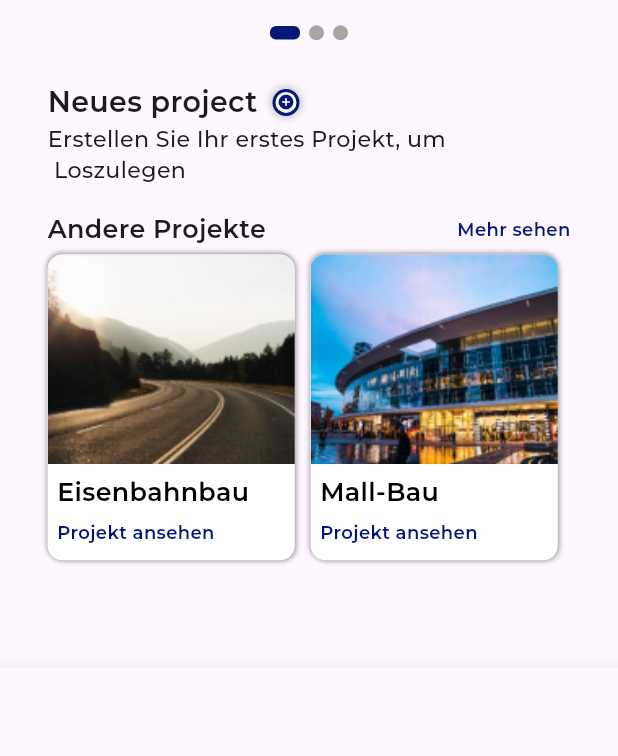
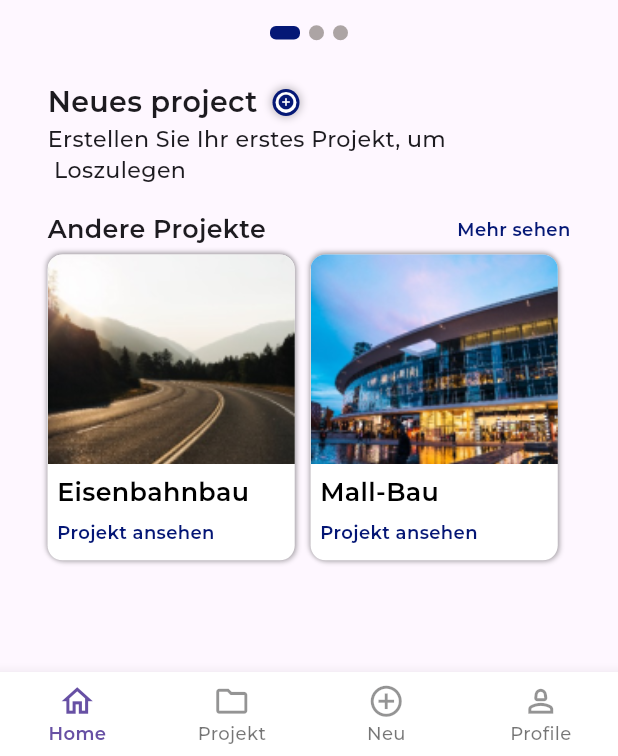
Before and after one commit to Temesgenzewude/construction_app, a Flutter app: the PremiumPlanScreen screen opened by its route, after a tap on "Plan starten", on a phone screen of 412 x 824 dp, the part 480-1236 px from its top. Run offline on Flutter 3.47's test engine with Material 3 defaults, Android fonts, the phone set to English and light mode, and no system bars; our stand-ins replace country_code_picker, country_picker, dotted_border, flutter_hooks, flutter_svg, go_router and 3 more; project files that could hold a hidden picture were left out.

Commit message:
fix lint issues context.go issues hook issues and add dashboard screen

```diff
--- a/lib/src/features/Home/presentation/screens/home_screen.dart
+++ b/lib/src/features/Home/presentation/screens/home_screen.dart
@@ -244,34 +244,6 @@ class HomeScreen extends HookWidget {
           ],
         ),
       ),
-      bottomNavigationBar: BottomNavigationBar(
-        items: const [
-          BottomNavigationBarItem(
-              icon: Icon(
-                Icons.home_outlined,
-                size: 25,
-              ),
-              label: 'Home'),
-          BottomNavigationBarItem(
-              icon: Icon(
-                Icons.folder_outlined,
-                size: 25,
-              ),
-              label: 'Projekt'),
-          BottomNavigationBarItem(
-              icon: Icon(
-                Icons.add_circle_outline_outlined,
-                size: 25,
-              ),
-              label: 'Neu'),
-          BottomNavigationBarItem(
-              icon: Icon(
-                Icons.person_2_outlined,
-                size: 25,
-              ),
-              label: 'Profile')
-        ],
-      ),
     );
   }
 }
--- a/lib/src/features/Home/presentation/widgets/project_card.dart
+++ b/lib/src/features/Home/presentation/widgets/project_card.dart
@@ -80,7 +80,7 @@ class ProjectCard extends StatelessWidget {
               highlightColor: Colors.transparent,
               hoverColor: Colors.transparent,
               onTap: () {
-                context.go('/${AppRoutes.SampleProjectScreen.name}');
+                context.pushNamed(AppRoutes.SampleProjectScreen.name);
               },
               child: const Text(
                 'Projekt ansehen',
--- a/lib/src/features/authentication/presentation/screens/login_screen.dart
+++ b/lib/src/features/authentication/presentation/screens/login_screen.dart
@@ -116,7 +116,7 @@ class LoginScreen extends HookWidget {
               SizedBox(height: AppSizer.getHeight(context, 30.0)),
               CustomButton(
                 onTap: () {
-                  context.goNamed(AppRoutes.HomeScreen.name);
+                  context.goNamed(AppRoutes.DashboardScreen.name);
                 },
                 buttonName: 'Anmeldung',
                 topbottom: 15,
--- a/lib/src/features/authentication/presentation/screens/premium_plan_screen.dart
+++ b/lib/src/features/authentication/presentation/screens/premium_plan_screen.dart
@@ -82,7 +82,7 @@ class PremiumPlanScreen extends StatelessWidget {
             ),
             CustomButton(
               onTap: () {
-                context.goNamed(AppRoutes.HomeScreen.name);
+                context.goNamed(AppRoutes.DashboardScreen.name);
               },
               buttonName: 'Plan starten',
               topbottom: 15,
--- /dev/null
+++ b/lib/src/features/dashboard/presentation/screens/dashboard.dart
@@ -0,0 +1,75 @@
+import 'package:construction_app/src/features/Home/presentation/screens/home_screen.dart';
+import 'package:construction_app/src/features/project/presentation/screens/create_project_screen.dart';
+import 'package:construction_app/src/features/project/presentation/screens/projects_screen.dart';
+import 'package:flutter/material.dart';
+import 'package:flutter_hooks/flutter_hooks.dart';
+
+class DashboardScreen extends HookWidget {
+  const DashboardScreen({Key? key}) : super(key: key);
+
+  @override
+  Widget build(BuildContext context) {
+    List<Widget> pages = [
+      const HomeScreen(),
+      const ProjectsScreen(),
+      const CreateProjectScreen(),
+      const Scaffold(
+        body: Center(child: Text("Profile Screen")),
+      )
+    ];
+
+    final selectedPageIndex = useState(0);
+
+    return Scaffold(
+      body: pages[selectedPageIndex.value],
+      bottomNavigationBar: BottomNavigationBar(
+        onTap: (int index) {
+          selectedPageIndex.value = index;
+        },
+        currentIndex: selectedPageIndex.value,
+        selectedLabelStyle: const TextStyle(
+          fontSize: 12,
+          fontWeight: FontWeight.w600,
+          color: Colors.black,
+        ),
+        unselectedLabelStyle: const TextStyle(
+          fontSize: 12,
+          fontWeight: FontWeight.w400,
+          color: Color.fromARGB(115, 18, 17, 17),
+        ),
+        showUnselectedLabels: true,
+        type: BottomNavigationBarType.fixed,
+        backgroundColor: Colors.white,
+        unselectedIconTheme:
+            const IconThemeData(color: Color.fromARGB(115, 18, 17, 17)),
+        iconSize: 25,
+        items: const [
+          BottomNavigationBarItem(
+              icon: Icon(
+                Icons.home_outlined,
+                size: 25,
+              ),
+              label: 'Home'),
+          BottomNavigationBarItem(
+              icon: Icon(
+                Icons.folder_outlined,
+                size: 25,
+              ),
+              label: 'Projekt'),
+          BottomNavigationBarItem(
+              icon: Icon(
+                Icons.add_circle_outline_outlined,
+                size: 25,
+              ),
+              label: 'Neu'),
+          BottomNavigationBarItem(
+              icon: Icon(
+                Icons.person_2_outlined,
+                size: 25,
+              ),
+              label: 'Profile')
+        ],
+      ),
+    );
+  }
+}
--- a/lib/src/routing/main_router.dart
+++ b/lib/src/routing/main_router.dart
@@ -4,6 +4,7 @@ import 'package:construction_app/src/features/authentication/presentation/screen
 import 'package:construction_app/src/features/authentication/presentation/screens/premium_plan_screen.dart';
 import 'package:construction_app/src/features/authentication/presentation/screens/signup_first_screen.dart';
 import 'package:construction_app/src/features/authentication/presentation/screens/signup_second_screen.dart';
+import 'package:construction_app/src/features/dashboard/presentation/screens/dashboard.dart';
 import 'package:construction_app/src/features/help/presentation/screens/help_screen.dart';
 import 'package:construction_app/src/features/onboarding/presentation/screens/begin_screen.dart';
 import 'package:construction_app/src/features/onboarding/presentation/screens/onboarding_screen.dart';
@@ -121,13 +122,13 @@ class _MainRouterState extends State<MainRouter> {
           path: '/${AppRoutes.DailyReportScreen.name}',
           name: AppRoutes.DailyReportScreen.name,
           pageBuilder: (context, state) => buildCustomTransitionForPage(
-              context, state,  const DailyReportScreen()),
+              context, state, const DailyReportScreen()),
         ),
         GoRoute(
           path: '/${AppRoutes.DocumentsScreen.name}',
           name: AppRoutes.DocumentsScreen.name,
-          pageBuilder: (context, state) =>
-              buildCustomTransitionForPage(context, state, const DocumentsScreen()),
+          pageBuilder: (context, state) => buildCustomTransitionForPage(
+              context, state, const DocumentsScreen()),
         ),
         GoRoute(
           path: '/${AppRoutes.ConstructionScheduleScreen.name}',
@@ -145,6 +146,15 @@ class _MainRouterState extends State<MainRouter> {
             context,
             state,
             const ConstructionPlanScreen(),
+          ),
+        ),
+        GoRoute(
+          path: '/${AppRoutes.DashboardScreen.name}',
+          name: AppRoutes.DashboardScreen.name,
+          pageBuilder: (context, state) => buildCustomTransitionForPage(
+            context,
+            state,
+            const DashboardScreen(),
           ),
         ),
       ],
--- a/lib/src/routing/routing.dart
+++ b/lib/src/routing/routing.dart
@@ -22,4 +22,5 @@ enum AppRoutes {
 
   ConstructionScheduleScreen,
   ConstructionPlanScreen,
+  DashboardScreen,
 }
```
